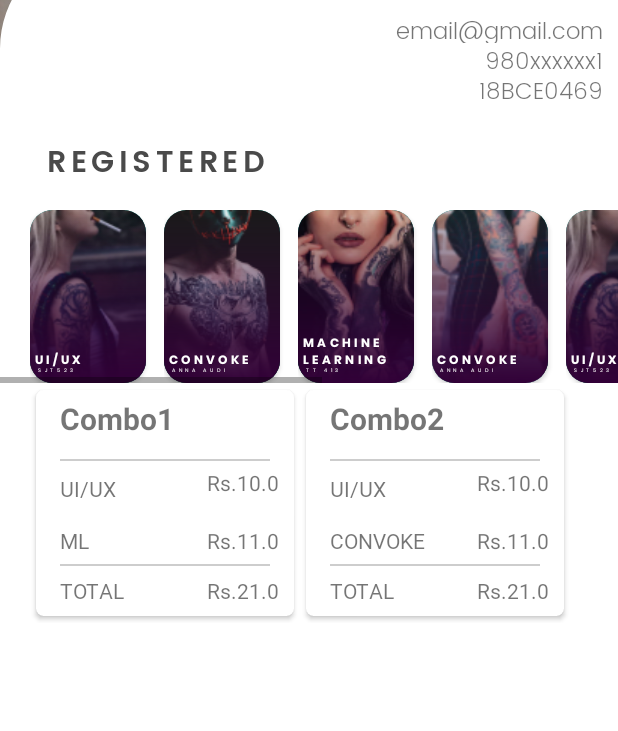
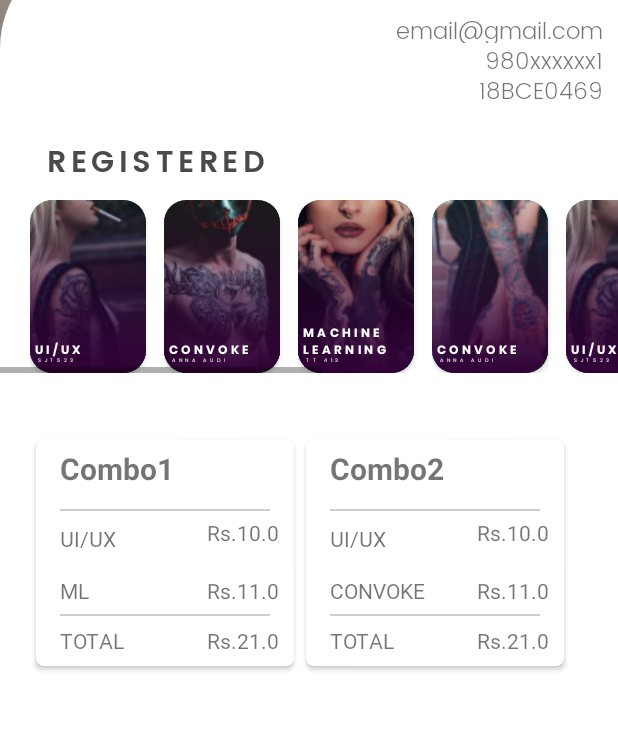
Before and after one commit to ayushroy64/Arcs20-3, an Android app: the fragment ProfileFragment placed in its activity, on a phone screen of 412 x 824 dp, the part 378-1109 px from its top. Run offline under Robolectric (Android 15) with nearby library versions, the phone set to English and light mode, and no system bars; our stand-ins replace CircleImageView.

Commit message:
Contraints Fixes

```diff
--- a/app/src/main/res/layout/fragment_profile.xml
+++ b/app/src/main/res/layout/fragment_profile.xml
@@ -155,6 +155,21 @@
         app:layout_constraintVertical_bias="0.05" />
 
     <androidx.recyclerview.widget.RecyclerView
+        android:id="@+id/recyclerview2"
+        android:layout_width="match_parent"
+        android:layout_height="wrap_content"
+        android:layout_marginTop="8dp"
+        android:orientation="horizontal"
+        android:scrollbarStyle="outsideOverlay"
+        android:scrollbars="horizontal"
+        app:layout_constraintEnd_toEndOf="parent"
+        app:layout_constraintStart_toStartOf="parent"
+        android:clipToPadding="false"
+        android:paddingStart="20dp"
+        android:paddingEnd="20dp"
+        app:layout_constraintTop_toBottomOf="@+id/textView2"/>
+
+    <androidx.recyclerview.widget.RecyclerView
         android:id="@+id/recyclerview1"
         android:layout_width="match_parent"
         android:layout_height="wrap_content"
@@ -164,26 +179,11 @@
         app:layout_constraintEnd_toEndOf="parent"
         app:layout_constraintStart_toStartOf="parent"
         app:layout_constraintTop_toBottomOf="@+id/recyclerview2"
+        android:layout_marginTop="40dp"
         android:clipToPadding="false"
         android:paddingStart="20dp"
         android:paddingEnd="20dp" />
 
-    <androidx.recyclerview.widget.RecyclerView
-        android:id="@+id/recyclerview2"
-        android:layout_width="match_parent"
-        android:layout_height="wrap_content"
-        android:layout_marginTop="8dp"
-        android:orientation="horizontal"
-        android:scrollbarStyle="outsideOverlay"
-        android:scrollbars="horizontal"
-        app:layout_constraintBottom_toBottomOf="parent"
-        app:layout_constraintEnd_toEndOf="parent"
-        app:layout_constraintHorizontal_bias="0.05"
-        app:layout_constraintStart_toStartOf="parent"
-        android:clipToPadding="false"
-        android:paddingStart="20dp"
-        android:paddingEnd="20dp"
-        app:layout_constraintTop_toBottomOf="@+id/textView2"
-        app:layout_constraintVertical_bias="0.02" />
+
 
 </androidx.constraintlayout.widget.ConstraintLayout>
```
